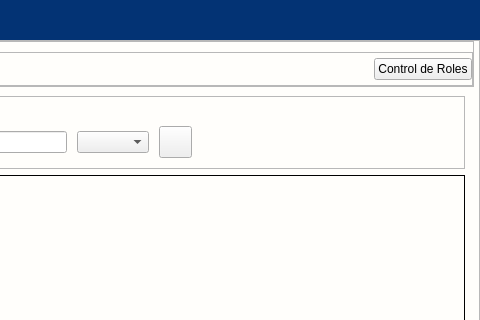
Qt form app/View/UserInterfaceUi/UI_CONTROL_EMPLEADOS.ui (LAngelVp/software-punto-de-venta) before a commit; both pictures show x 499 to 979 and y 0 to 320 of the 979 by 709 pixel window.
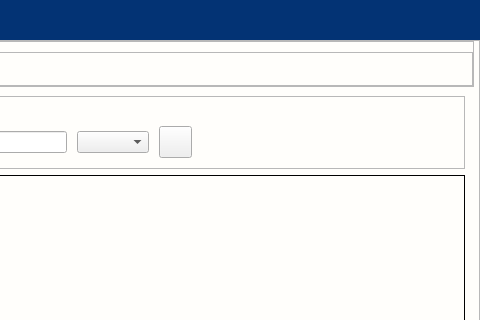
The same form after that commit. Icons and pictures are not drawn.

What changed in the file:
```diff
--- a/app/View/UserInterfaceUi/UI_CONTROL_EMPLEADOS.ui
+++ b/app/View/UserInterfaceUi/UI_CONTROL_EMPLEADOS.ui
@@ -479,23 +479,6 @@
               </property>
              </spacer>
             </item>
-            <item>
-             <widget class="QPushButton" name="btn_btn_controlroles">
-              <property name="text">
-               <string>Control de Roles</string>
-              </property>
-              <property name="icon">
-               <iconset resource="../../Source/iconosSVG.qrc">
-                <normaloff>:/iconosBlancos/Icons/iconos/Blanco/grupo_persona_blanco.svg</normaloff>:/iconosBlancos/Icons/iconos/Blanco/grupo_persona_blanco.svg</iconset>
-              </property>
-              <property name="iconSize">
-               <size>
-                <width>25</width>
-                <height>25</height>
-               </size>
-              </property>
-             </widget>
-            </item>
            </layout>
           </widget>
          </item>
```
Left out of the diff: 35 changed lines with no effect on the pictures.
